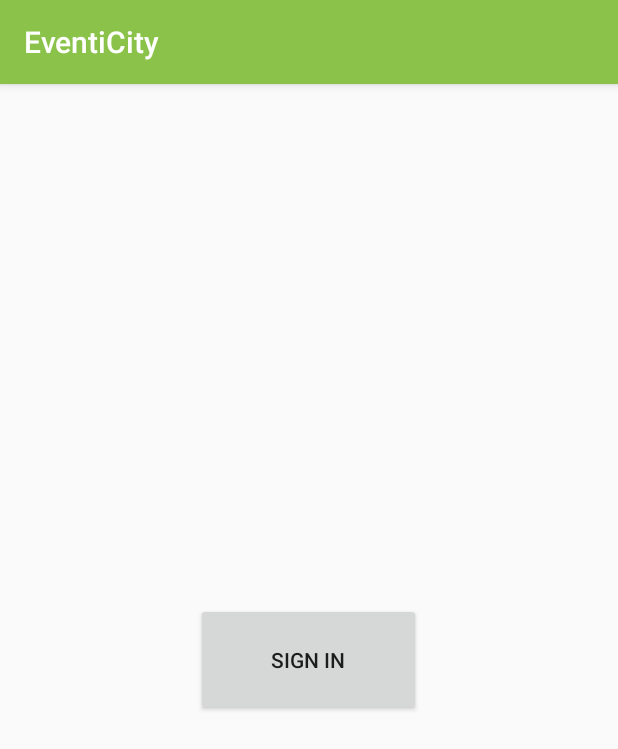
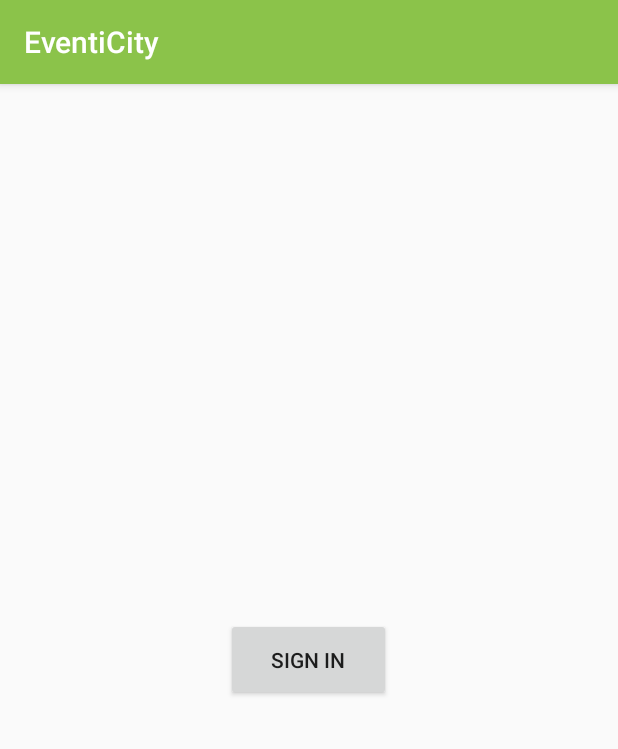
Before and after one commit to Delocalized-electron/EventiCity, an Android app: the screen it shows after launch (MainActivity), on a phone screen of 412 x 824 dp. Shown: the top 749 px of the screen. Run offline under Robolectric (Android 15) with nearby library versions, the phone set to English and light mode, and no system bars.

Commit message:
Change of button size
change the button size f

```diff
--- a/app/src/main/res/layout/activity_main.xml
+++ b/app/src/main/res/layout/activity_main.xml
@@ -11,8 +11,8 @@
         android:layout_height="match_parent">
 
         <Button
-            android:layout_width="150dp"
-            android:layout_height="75dp"
+            android:layout_width="110dp"
+            android:layout_height="55dp"
             android:layout_centerInParent="true"
             android:text="@string/signin"
             android:textAllCaps="true" />
```
